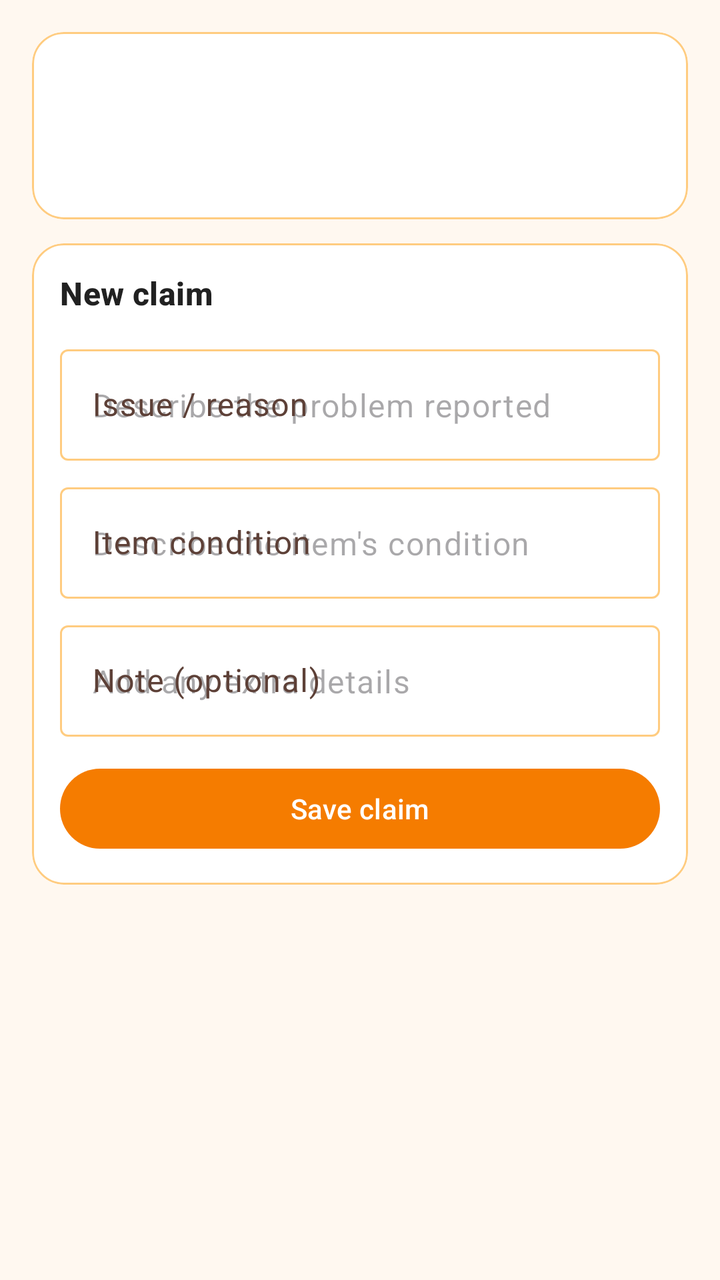
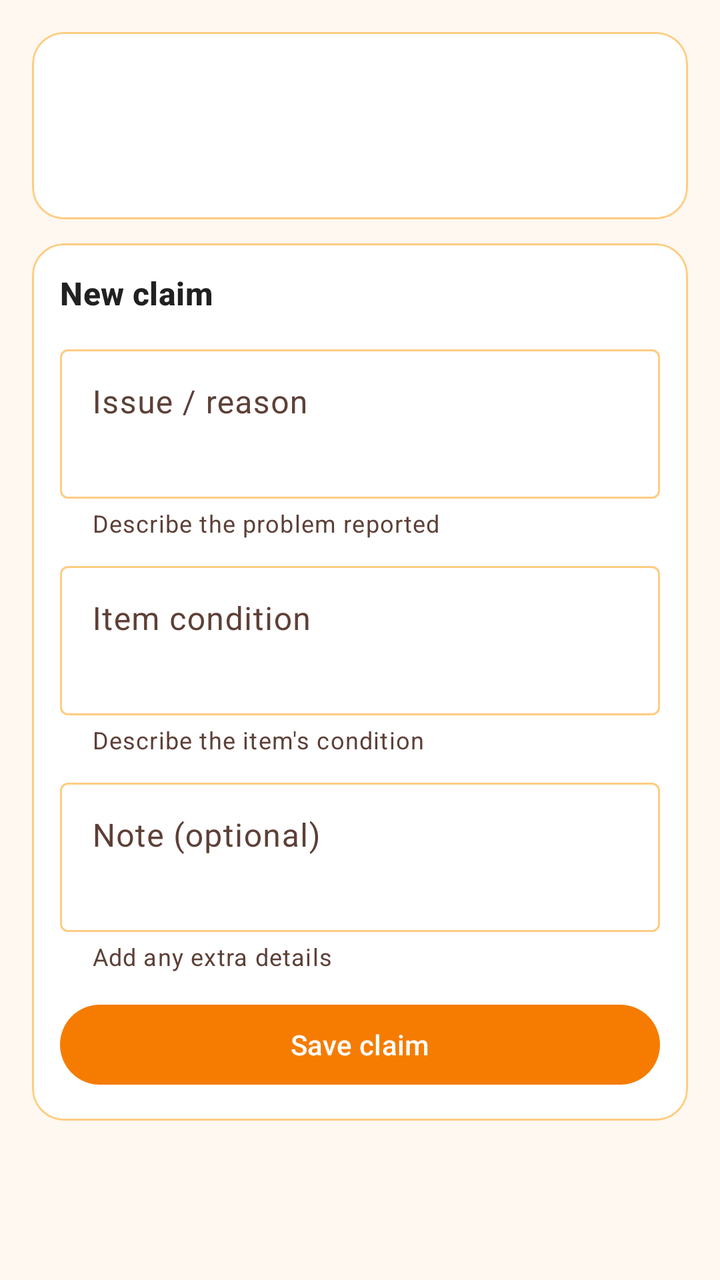

Before-and-after screenshots of an Android layout around one commit, followed by the original layout XML and the change that was made.
<!-- AndroidManifest.xml: application theme Theme.VikrSaathi -->
<!-- res/layout/fragment_warranty_claim.xml -->
<?xml version="1.0" encoding="utf-8"?>
<ScrollView xmlns:android="http://schemas.android.com/apk/res/android"
    xmlns:app="http://schemas.android.com/apk/res-auto"
    android:layout_width="match_parent"
    android:layout_height="match_parent"
    android:background="@color/dashboard_bg"
    android:fillViewport="true">

    <LinearLayout
        android:layout_width="match_parent"
        android:layout_height="wrap_content"
        android:orientation="vertical"
        android:padding="16dp">

        <TextView
            android:id="@+id/textClaimUnavailable"
            android:layout_width="match_parent"
            android:layout_height="wrap_content"
            android:textAppearance="?attr/textAppearanceBodyLarge"
            android:textColor="@color/balance_payable"
            android:visibility="gone" />

        <com.google.android.material.card.MaterialCardView
            android:id="@+id/cardClaimSummary"
            android:layout_width="match_parent"
            android:layout_height="wrap_content"
            app:cardBackgroundColor="@color/surface_card"
            app:cardCornerRadius="16dp"
            app:cardElevation="0dp"
            app:strokeColor="@color/stroke_default"
            app:strokeWidth="1dp">

            <LinearLayout
                android:layout_width="match_parent"
                android:layout_height="wrap_content"
                android:orientation="vertical"
                android:padding="14dp">

                <TextView
                    android:id="@+id/textClaimItem"
                    android:layout_width="match_parent"
                    android:layout_height="wrap_content"
                    android:textAppearance="?attr/textAppearanceTitleMedium"
                    android:textColor="@color/text_primary_dark"
                    android:textStyle="bold" />

                <TextView
                    android:id="@+id/textClaimInvoice"
                    android:layout_width="match_parent"
                    android:layout_height="wrap_content"
                    android:layout_marginTop="4dp"
                    android:textColor="@color/text_secondary_dark" />

                <TextView
                    android:id="@+id/textClaimUntil"
                    android:layout_width="match_parent"
                    android:layout_height="wrap_content"
                    android:layout_marginTop="2dp"
                    android:textColor="@color/text_accent" />
            </LinearLayout>
        </com.google.android.material.card.MaterialCardView>

        <com.google.android.material.card.MaterialCardView
            android:id="@+id/cardNewClaim"
            android:layout_width="match_parent"
            android:layout_height="wrap_content"
            android:layout_marginTop="12dp"
            app:cardBackgroundColor="@color/surface_card"
            app:cardCornerRadius="16dp"
            app:cardElevation="0dp"
            app:strokeColor="@color/stroke_default"
            app:strokeWidth="1dp">

            <LinearLayout
                android:layout_width="match_parent"
                android:layout_height="wrap_content"
                android:orientation="vertical"
                android:padding="14dp">

                <TextView
                    android:layout_width="match_parent"
                    android:layout_height="wrap_content"
                    android:text="@string/warranty_new_claim"
                    android:textAppearance="?attr/textAppearanceTitleMedium"
                    android:textColor="@color/text_primary_dark"
                    android:textStyle="bold" />

                <com.google.android.material.textfield.TextInputLayout
                    android:id="@+id/layoutClaimIssue"
                    android:layout_width="match_parent"
                    android:layout_height="wrap_content"
                    android:layout_marginTop="12dp"
                    android:hint="@string/warranty_issue">

                    <com.google.android.material.textfield.TextInputEditText
                        android:id="@+id/editClaimIssue"
                        android:layout_width="match_parent"
                        android:layout_height="wrap_content"
                        android:hint="@string/warranty_issue_hint"
                        android:inputType="textCapSentences|textMultiLine"
                        android:maxLines="3"
                        android:minHeight="48dp" />
                </com.google.android.material.textfield.TextInputLayout>

                <com.google.android.material.textfield.TextInputLayout
                    android:layout_width="match_parent"
                    android:layout_height="wrap_content"
                    android:layout_marginTop="8dp"
                    android:hint="@string/warranty_condition">

                    <com.google.android.material.textfield.TextInputEditText
                        android:id="@+id/editClaimCondition"
                        android:layout_width="match_parent"
                        android:layout_height="wrap_content"
                        android:hint="@string/warranty_condition_hint"
                        android:inputType="textCapSentences"
                        android:maxLines="2"
                        android:minHeight="48dp" />
                </com.google.android.material.textfield.TextInputLayout>

                <com.google.android.material.textfield.TextInputLayout
                    android:layout_width="match_parent"
                    android:layout_height="wrap_content"
                    android:layout_marginTop="8dp"
                    android:hint="@string/warranty_note">

                    <com.google.android.material.textfield.TextInputEditText
                        android:id="@+id/editClaimNote"
                        android:layout_width="match_parent"
                        android:layout_height="wrap_content"
                        android:hint="@string/warranty_note_hint"
                        android:inputType="textCapSentences|textMultiLine"
                        android:maxLines="3"
                        android:minHeight="48dp" />
                </com.google.android.material.textfield.TextInputLayout>

                <com.google.android.material.button.MaterialButton
                    android:id="@+id/buttonSaveClaim"
                    android:layout_width="match_parent"
                    android:layout_height="wrap_content"
                    android:layout_marginTop="12dp"
                    android:text="@string/warranty_save_claim" />
            </LinearLayout>
        </com.google.android.material.card.MaterialCardView>
    </LinearLayout>
</ScrollView>
<!-- resources referenced by this layout -->
<resources>
  <color name="balance_payable">#C62828</color>
  <color name="dashboard_bg">@color/orange_surface</color>
  <color name="stroke_default">@color/orange_200</color>
  <color name="surface_card">#FFFFFF</color>
  <color name="text_accent">@color/orange_800</color>
  <color name="text_primary_dark">#212121</color>
  <color name="text_secondary_dark">#5D4037</color>
  <string name="warranty_condition">Item condition</string>
  <string name="warranty_condition_hint">Describe the item\'s condition</string>
  <string name="warranty_issue">Issue / reason</string>
  <string name="warranty_issue_hint">Describe the problem reported</string>
  <string name="warranty_new_claim">New claim</string>
  <string name="warranty_note">Note (optional)</string>
  <string name="warranty_note_hint">Add any extra details</string>
  <string name="warranty_save_claim">Save claim</string>
  <style name="Theme.VikrSaathi" parent="Theme.Material3.DayNight.NoActionBar">
          <item name="colorPrimary">@color/orange_primary</item>
          <item name="colorPrimaryDark">@color/orange_primary_dark</item>
          <item name="colorPrimaryVariant">@color/orange_primary_dark</item>
          <item name="colorOnPrimary">@color/orange_on_primary</item>
          <item name="colorSecondary">@color/orange_accent</item>
          <item name="colorSecondaryVariant">@color/orange_700</item>
          <item name="colorOnSecondary">@color/black</item>
          <item name="colorPrimaryContainer">@color/orange_100</item>
          <item name="colorOnPrimaryContainer">@color/orange_900</item>
          <item name="colorSurface">@color/surface_card</item>
          <item name="colorOnSurface">@color/text_primary_dark</item>
          <item name="colorSurfaceVariant">@color/orange_surface</item>
          <item name="colorOnSurfaceVariant">@color/text_secondary_dark</item>
          <item name="colorOutline">@color/stroke_default</item>
          <item name="colorOutlineVariant">@color/stroke_subtle</item>
          <item name="android:colorBackground">@color/orange_surface</item>
          <item name="android:statusBarColor">@color/orange_primary_dark</item>
          <item name="android:navigationBarColor">@color/orange_primary_dark</item>
          <item name="materialSwitchStyle">@style/VikrSaathiSwitch</item>
          <item name="materialButtonOutlinedStyle">@style/VikrSaathiOutlinedButton</item>
      </style>
  <color name="orange_surface">#FFF8F0</color>
  <color name="orange_200">#FFCC80</color>
  <color name="orange_800">#EF6C00</color>
  <color name="orange_primary">#F57C00</color>
  <color name="orange_primary_dark">#E65100</color>
  <color name="orange_on_primary">#FFFFFF</color>
  <color name="orange_accent">#FFB74D</color>
  <color name="orange_700">#F57C00</color>
  <color name="black">#FF000000</color>
  <color name="orange_100">#FFE0B2</color>
  <color name="orange_900">#E65100</color>
  <color name="stroke_subtle">@color/orange_100</color>
  <style name="VikrSaathiSwitch" parent="Widget.Material3.CompoundButton.MaterialSwitch">
          <item name="thumbTint">@color/switch_thumb_tint</item>
          <item name="trackTint">@color/switch_track_tint</item>
          <item name="trackDecorationTint">@color/switch_track_decoration_tint</item>
      </style>
  <style name="VikrSaathiOutlinedButton" parent="Widget.Material3.Button.OutlinedButton">
          <item name="android:textColor">@color/button_outlined_text</item>
          <item name="strokeColor">@color/button_outlined_stroke</item>
      </style>
</resources>

<!-- the commit's change to res/layout/fragment_warranty_claim.xml (unified diff, before → after) -->
@@ -90,48 +90,54 @@
                     android:layout_width="match_parent"
                     android:layout_height="wrap_content"
                     android:layout_marginTop="12dp"
-                    android:hint="@string/warranty_issue">
+                    android:hint="@string/warranty_issue"
+                    app:helperText="@string/warranty_issue_hint">
 
                     <com.google.android.material.textfield.TextInputEditText
                         android:id="@+id/editClaimIssue"
                         android:layout_width="match_parent"
                         android:layout_height="wrap_content"
-                        android:hint="@string/warranty_issue_hint"
+                        android:gravity="top|start"
                         android:inputType="textCapSentences|textMultiLine"
-                        android:maxLines="3"
-                        android:minHeight="48dp" />
+                        android:maxLines="4"
+                        android:minLines="2"
+                        android:scrollbars="vertical" />
                 </com.google.android.material.textfield.TextInputLayout>
 
                 <com.google.android.material.textfield.TextInputLayout
                     android:layout_width="match_parent"
                     android:layout_height="wrap_content"
                     android:layout_marginTop="8dp"
-                    android:hint="@string/warranty_condition">
+                    android:hint="@string/warranty_condition"
+                    app:helperText="@string/warranty_condition_hint">
 
                     <com.google.android.material.textfield.TextInputEditText
                         android:id="@+id/editClaimCondition"
                         android:layout_width="match_parent"
                         android:layout_height="wrap_content"
-                        android:hint="@string/warranty_condition_hint"
-                        android:inputType="textCapSentences"
-                        android:maxLines="2"
-                        android:minHeight="48dp" />
+                        android:gravity="top|start"
+                        android:inputType="textCapSentences|textMultiLine"
+                        android:maxLines="3"
+                        android:minLines="2"
+                        android:scrollbars="vertical" />
                 </com.google.android.material.textfield.TextInputLayout>
 
                 <com.google.android.material.textfield.TextInputLayout
                     android:layout_width="match_parent"
                     android:layout_height="wrap_content"
                     android:layout_marginTop="8dp"
-                    android:hint="@string/warranty_note">
+                    android:hint="@string/warranty_note"
+                    app:helperText="@string/warranty_note_hint">
 
                     <com.google.android.material.textfield.TextInputEditText
                         android:id="@+id/editClaimNote"
                         android:layout_width="match_parent"
                         android:layout_height="wrap_content"
-                        android:hint="@string/warranty_note_hint"
+                        android:gravity="top|start"
                         android:inputType="textCapSentences|textMultiLine"
                         android:maxLines="3"
-                        android:minHeight="48dp" />
+                        android:minLines="2"
+                        android:scrollbars="vertical" />
                 </com.google.android.material.textfield.TextInputLayout>
 
                 <com.google.android.material.button.MaterialButton
